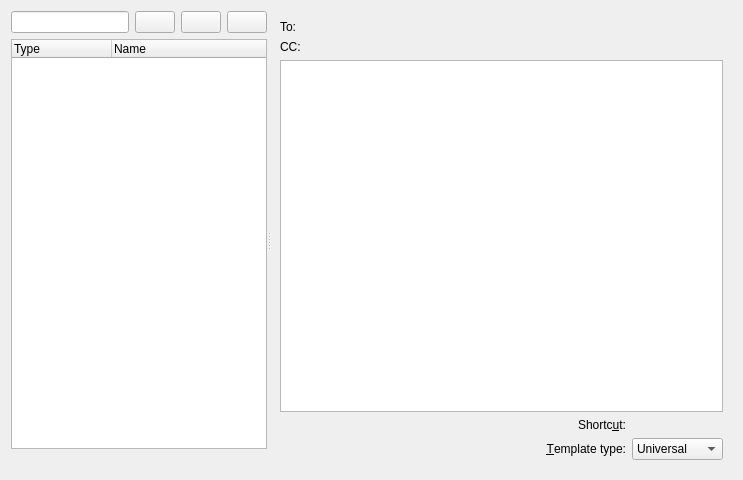
This is templateparser/src/ui/customtemplates_base.ui in KDE/kdepim as Qt 5 draws it before an edit. The edited form follows.
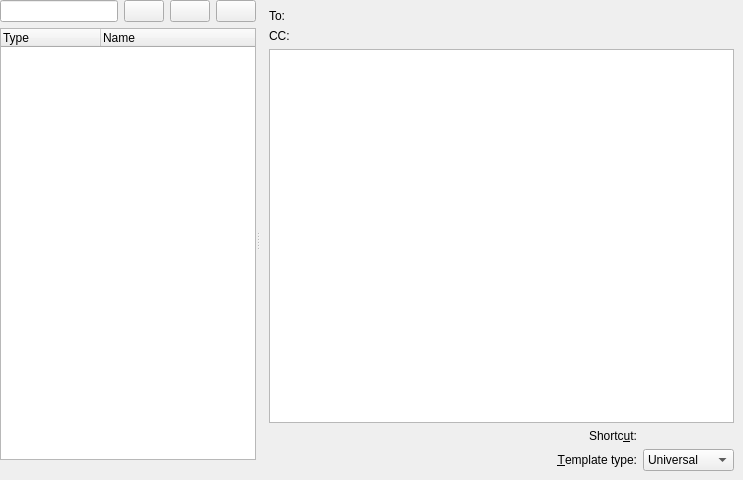
This is the edited form. Custom widgets are drawn as their Qt base class.

Commit message: Remove double margin

Diff of the .ui file:
```diff
--- a/templateparser/src/ui/customtemplates_base.ui
+++ b/templateparser/src/ui/customtemplates_base.ui
@@ -14,8 +14,17 @@
    <property name="spacing">
     <number>6</number>
    </property>
-   <property name="margin">
-    <number>11</number>
+   <property name="leftMargin">
+    <number>0</number>
+   </property>
+   <property name="topMargin">
+    <number>0</number>
+   </property>
+   <property name="rightMargin">
+    <number>0</number>
+   </property>
+   <property name="bottomMargin">
+    <number>0</number>
    </property>
    <item>
     <widget class="QSplitter" name="splitter2">
@@ -299,17 +308,17 @@
   </layout>
  </widget>
  <customwidgets>
-  <customwidget>
-   <class>KKeySequenceWidget</class>
-   <extends>QWidget</extends>
-   <header>kkeysequencewidget.h</header>
-  </customwidget>
   <customwidget>
    <class>KComboBox</class>
    <extends>QComboBox</extends>
    <header>kcombobox.h</header>
    <container>1</container>
   </customwidget>
+  <customwidget>
+   <class>KKeySequenceWidget</class>
+   <extends>QWidget</extends>
+   <header>kkeysequencewidget.h</header>
+  </customwidget>
   <customwidget>
    <class>KLineEdit</class>
    <extends>QLineEdit</extends>
```
Left out of the diff: 33 changed lines with no effect on the pictures.
